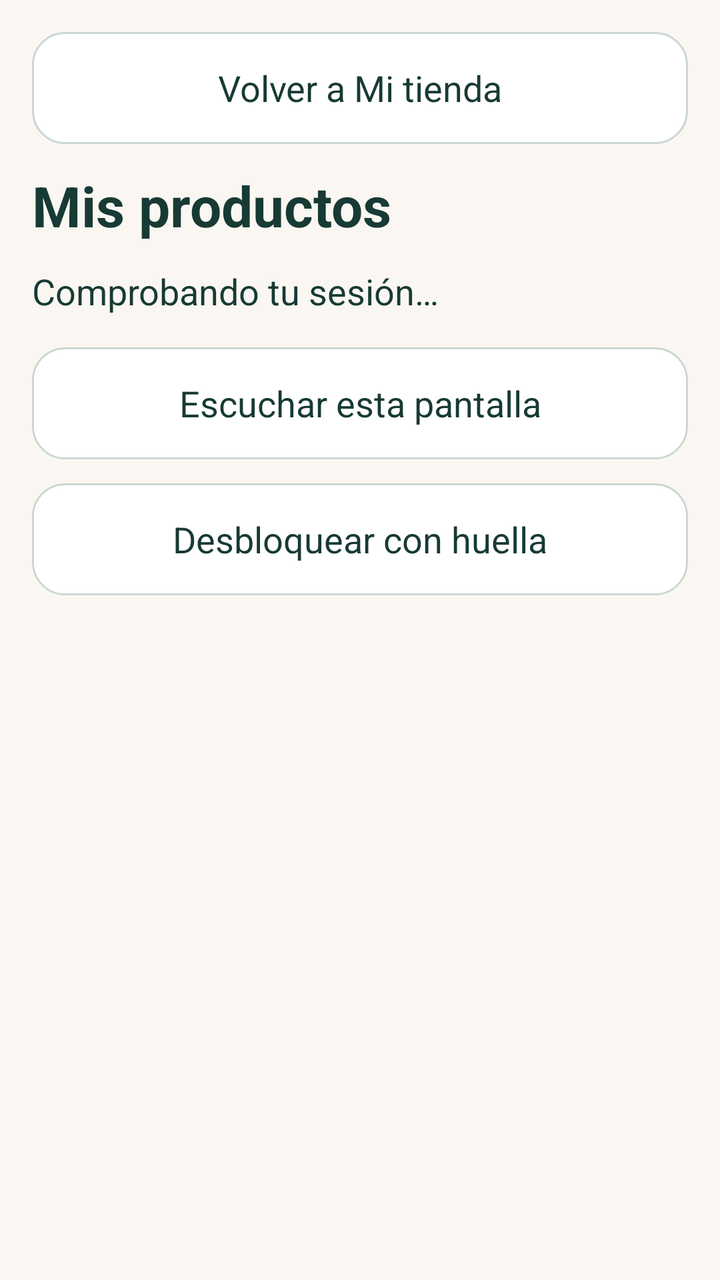
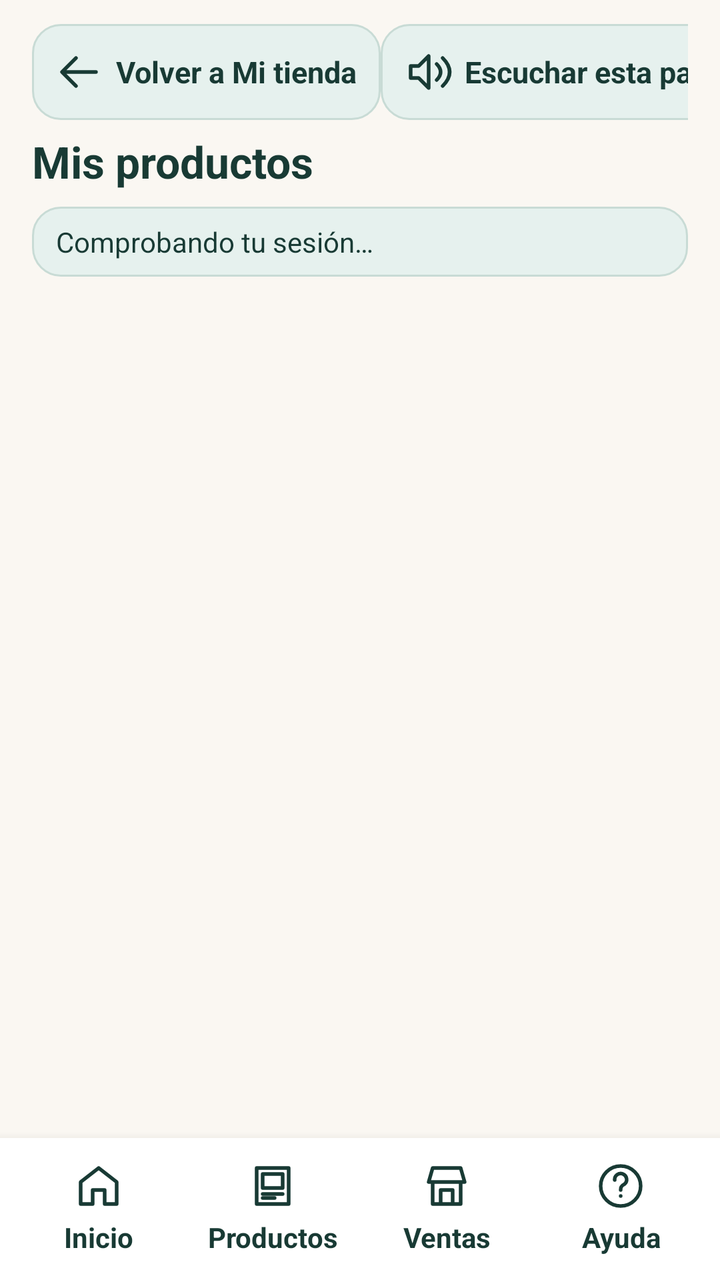

The first picture is an Android layout as it rendered before a commit; the second is the same layout after the commit. The layout source and the unified diff follow.
<!-- AndroidManifest.xml: application theme Theme.ConectaSur -->
<!-- res/layout/activity_owner.xml -->
<?xml version="1.0" encoding="utf-8"?>
<LinearLayout xmlns:android="http://schemas.android.com/apk/res/android" android:id="@+id/owner_root" android:layout_width="match_parent" android:layout_height="match_parent" android:orientation="vertical" android:padding="16dp"><Button android:id="@+id/owner_back" style="@style/ConectaSur.Button" android:layout_width="match_parent" android:layout_height="wrap_content" android:text="@string/e5_activity_owner_1" /><TextView android:id="@+id/owner_title" style="@style/ConectaSur.Title" android:layout_width="match_parent" android:layout_height="wrap_content" android:text="@string/e5_activity_owner_2" /><TextView android:id="@+id/owner_status" style="@style/ConectaSur.Body" android:layout_width="match_parent" android:layout_height="wrap_content" android:text="@string/e5_activity_owner_3" /><ProgressBar android:id="@+id/owner_progress" android:layout_width="48dp" android:layout_height="48dp" android:visibility="gone"/><Button android:id="@+id/owner_read" style="@style/ConectaSur.Button" android:layout_width="match_parent" android:layout_height="wrap_content" android:text="@string/e5_activity_owner_4" /><Button android:id="@+id/owner_unlock" style="@style/ConectaSur.Button" android:layout_width="match_parent" android:layout_height="wrap_content" android:text="@string/e5_activity_owner_5" /><FrameLayout android:id="@+id/owner_container" android:layout_width="match_parent" android:layout_height="0dp" android:layout_weight="1" /></LinearLayout>
<!-- resources referenced by this layout -->
<resources>
  <style name="ConectaSur.Body" parent="android:Widget.TextView">
          <item name="android:textSize">18sp</item>
          <item name="android:textColor">?attr/appInk</item>
          <item name="android:layout_marginBottom">16dp</item>
      </style>
  <style name="ConectaSur.Button" parent="android:Widget.Button">
          <item name="android:background">@drawable/button_outline</item>
          <item name="android:textColor">?attr/appInk</item>
          <item name="android:textSize">18sp</item>
          <item name="android:textAllCaps">false</item>
          <item name="android:minHeight">56dp</item>
          <item name="android:paddingStart">16dp</item>
          <item name="android:paddingEnd">16dp</item>
          <item name="android:paddingTop">12dp</item>
          <item name="android:paddingBottom">12dp</item>
          <item name="android:layout_marginBottom">12dp</item>
          <item name="android:drawablePadding">12dp</item>
          <item name="android:stateListAnimator">@null</item>
      </style>
  <style name="ConectaSur.Title" parent="android:Widget.TextView">
          <item name="android:textSize">28sp</item>
          <item name="android:textStyle">bold</item>
          <item name="android:textColor">?attr/appInk</item>
          <item name="android:layout_marginBottom">12dp</item>
      </style>
  <style name="Theme.ConectaSur" parent="android:style/Theme.Material.Light.NoActionBar">
          <item name="android:fontFamily">sans-serif</item>
          <item name="android:windowLightStatusBar">true</item>
          <item name="android:colorAccent">@color/conectasur_forest</item>
          <item name="android:windowBackground">@color/conectasur_cream</item>
          <item name="android:colorBackground">@color/conectasur_cream</item>
          <item name="android:textColorPrimary">@color/conectasur_ink</item>
          <item name="android:textColorSecondary">#4D655F</item>
          <item name="appInk">@color/conectasur_ink</item>
          <item name="appMuted">#4D655F</item>
          <item name="appSurface">#FFFFFF</item>
          <item name="appPrimary">@color/conectasur_forest</item>
          <item name="appBorder">#CAD8D1</item>
      </style>
  <!-- drawable button_outline (drawable) -->
  <?xml version='1.0' encoding='utf-8'?>
  <selector xmlns:android="http://schemas.android.com/apk/res/android">
      <item android:state_pressed="true">
          <shape>
              <solid android:color="#DCEDE6" />
              <corners android:radius="16dp" />
              <stroke android:width="3dp" android:color="?attr/appInk" />
          </shape>
      </item>
      <item android:state_focused="true">
          <shape>
              <solid android:color="?attr/appSurface" />
              <corners android:radius="16dp" />
              <stroke android:width="3dp" android:color="#A85D17" />
          </shape>
      </item>
      <item android:state_selected="true">
          <shape>
              <solid android:color="?attr/appSurface" />
              <corners android:radius="16dp" />
              <stroke android:width="3dp" android:color="?attr/appPrimary" />
          </shape>
      </item>
      <item>
          <shape>
              <solid android:color="?attr/appSurface" />
              <corners android:radius="16dp" />
              <stroke android:width="1dp" android:color="?attr/appBorder" />
          </shape>
      </item>
  </selector>
  <!-- unchanged entries left out for length: 8 -->
</resources>

<!-- the commit's change to res/layout/activity_owner.xml (unified diff, before → after) -->
@@ -1,2 +1,150 @@
 <?xml version="1.0" encoding="utf-8"?>
-<LinearLayout xmlns:android="http://schemas.android.com/apk/res/android" android:id="@+id/owner_root" android:layout_width="match_parent" android:layout_height="match_parent" android:orientation="vertical" android:padding="16dp"><Button android:id="@+id/owner_back" style="@style/ConectaSur.Button" android:layout_width="match_parent" android:layout_height="wrap_content" android:text="@string/e5_activity_owner_1" /><TextView android:id="@+id/owner_title" style="@style/ConectaSur.Title" android:layout_width="match_parent" android:layout_height="wrap_content" android:text="@string/e5_activity_owner_2" /><TextView android:id="@+id/owner_status" style="@style/ConectaSur.Body" android:layout_width="match_parent" android:layout_height="wrap_content" android:text="@string/e5_activity_owner_3" /><ProgressBar android:id="@+id/owner_progress" android:layout_width="48dp" android:layout_height="48dp" android:visibility="gone"/><Button android:id="@+id/owner_read" style="@style/ConectaSur.Button" android:layout_width="match_parent" android:layout_height="wrap_content" android:text="@string/e5_activity_owner_4" /><Button android:id="@+id/owner_unlock" style="@style/ConectaSur.Button" android:layout_width="match_parent" android:layout_height="wrap_content" android:text="@string/e5_activity_owner_5" /><FrameLayout android:id="@+id/owner_container" android:layout_width="match_parent" android:layout_height="0dp" android:layout_weight="1" /></LinearLayout>
+<LinearLayout xmlns:android="http://schemas.android.com/apk/res/android"
+    android:id="@+id/owner_root"
+    android:layout_width="match_parent"
+    android:layout_height="match_parent"
+    android:background="?attr/appBackground"
+    android:orientation="vertical">
+
+    <LinearLayout
+        android:layout_width="match_parent"
+        android:layout_height="wrap_content"
+        android:orientation="vertical"
+        android:paddingHorizontal="16dp"
+        android:paddingTop="12dp">
+
+        <LinearLayout
+            android:layout_width="match_parent"
+            android:layout_height="wrap_content"
+            android:layout_marginBottom="6dp"
+            android:gravity="center_vertical"
+            android:orientation="horizontal">
+
+            <Button
+                android:id="@+id/owner_back"
+                style="@style/ConectaSur.Button.Compact"
+                android:layout_width="wrap_content"
+                android:layout_height="wrap_content"
+                android:drawableStart="@drawable/ic_back"
+                android:text="@string/e5_activity_owner_1" />
+
+            <Space
+                android:layout_width="0dp"
+                android:layout_height="wrap_content"
+                android:layout_weight="1" />
+
+            <Button
+                android:id="@+id/owner_read"
+                style="@style/ConectaSur.Button.Compact"
+                android:layout_width="wrap_content"
+                android:layout_height="wrap_content"
+                android:drawableStart="@drawable/ic_speaker"
+                android:text="@string/e5_activity_owner_4" />
+        </LinearLayout>
+
+        <TextView
+            android:id="@+id/owner_title"
+            style="@style/ConectaSur.Title"
+            android:layout_width="match_parent"
+            android:layout_height="wrap_content"
+            android:layout_marginBottom="8dp"
+            android:text="@string/e5_activity_owner_2"
+            android:textSize="22sp" />
+    </LinearLayout>
+
+    <LinearLayout
+        android:layout_width="match_parent"
+        android:layout_height="wrap_content"
+        android:layout_marginHorizontal="16dp"
+        android:layout_marginBottom="10dp"
+        android:background="@drawable/status_banner_bg"
+        android:gravity="center_vertical"
+        android:orientation="horizontal"
+        android:paddingStart="12dp"
+        android:paddingEnd="12dp"
+        android:paddingTop="8dp"
+        android:paddingBottom="8dp">
+
+        <ProgressBar
+            android:id="@+id/owner_progress"
+            android:layout_width="24dp"
+            android:layout_height="24dp"
+            android:layout_marginEnd="10dp"
+            android:visibility="gone" />
+
+        <TextView
+            android:id="@+id/owner_status"
+            style="@style/ConectaSur.Label"
+            android:layout_width="0dp"
+            android:layout_height="wrap_content"
+            android:layout_marginBottom="0dp"
+            android:layout_weight="1"
+            android:text="@string/e5_activity_owner_3"
+            android:textColor="?attr/appInk"
+            android:textSize="14sp" />
+    </LinearLayout>
+
+    <Button
+        android:id="@+id/owner_unlock"
+        style="@style/ConectaSur.Button.Primary"
+        android:layout_width="match_parent"
+        android:layout_height="wrap_content"
+        android:layout_marginHorizontal="16dp"
+        android:layout_marginBottom="10dp"
+        android:text="@string/e5_activity_owner_5"
+        android:visibility="gone" />
+
+    <FrameLayout
+        android:id="@+id/owner_container"
+        android:layout_width="match_parent"
+        android:layout_height="0dp"
+        android:layout_weight="1"
+        android:paddingHorizontal="12dp" />
+
+    <LinearLayout
+        android:id="@+id/owner_bottom_nav"
+        android:layout_width="match_parent"
+        android:layout_height="wrap_content"
+        android:background="?attr/appSurface"
+        android:elevation="8dp"
+        android:orientation="horizontal"
+        android:paddingHorizontal="6dp"
+        android:paddingVertical="6dp">
+
+        <Button
+            android:id="@+id/owner_nav_home"
+            style="@style/ConectaSur.NavButton"
+            android:layout_width="0dp"
+            android:layout_height="wrap_content"
+            android:layout_weight="1"
+            android:drawableTop="@drawable/ic_home"
+            android:text="@string/home" />
+
+        <Button
+            android:id="@+id/owner_nav_products"
+            style="@style/ConectaSur.NavButton"
+            android:layout_width="0dp"
+            android:layout_height="wrap_content"
+            android:layout_weight="1"
+            android:drawableTop="@drawable/ic_products"
+            android:text="@string/products" />
+
+        <Button
+            android:id="@+id/owner_nav_sales"
+            style="@style/ConectaSur.NavButton"
+            android:layout_width="0dp"
+            android:layout_height="wrap_content"
+            android:layout_weight="1"
+            android:drawableTop="@drawable/ic_store"
+            android:text="Ventas" />
+
+        <Button
+            android:id="@+id/owner_nav_help"
+            style="@style/ConectaSur.NavButton"
+            android:layout_width="0dp"
+            android:layout_height="wrap_content"
+            android:layout_weight="1"
+            android:drawableTop="@drawable/ic_help"
+            android:text="@string/help" />
+    </LinearLayout>
+</LinearLayout>
<!-- resource entries referenced after the edit -->
@@ -1,76 +1,234 @@
 <!-- resources referenced by this layout -->
 <resources>
+  <!-- drawable ic_back (drawable) -->
+  <?xml version='1.0' encoding='utf-8'?>
+  <vector xmlns:android="http://schemas.android.com/apk/res/android" android:width="24dp" android:height="24dp" android:viewportWidth="24" android:viewportHeight="24">
+      <path android:pathData="M20,12H4 M10,5l-7,7 7,7" android:fillColor="#00000000" android:strokeColor="?attr/appInk" android:strokeWidth="1.8" android:strokeLineJoin="round" android:strokeLineCap="round" />
+  </vector>
+  <!-- drawable ic_help (drawable) -->
+  <?xml version='1.0' encoding='utf-8'?>
+  <vector xmlns:android="http://schemas.android.com/apk/res/android" android:width="24dp" android:height="24dp" android:viewportWidth="24" android:viewportHeight="24">
+      <path android:pathData="M12,2a10,10 0,1 0,0 20a10,10 0,0 0,0 -20 M9,9a3,3 0,1 1,5 2c-2,1 -2,2 -2,3 M12,17h0.01" android:fillColor="#00000000" android:strokeColor="?attr/appInk" android:strokeWidth="1.8" android:strokeLineJoin="round" android:strokeLineCap="round" />
+  </vector>
+  <!-- drawable ic_home (drawable) -->
+  <?xml version='1.0' encoding='utf-8'?>
+  <vector xmlns:android="http://schemas.android.com/apk/res/android" android:width="24dp" android:height="24dp" android:viewportWidth="24" android:viewportHeight="24">
+      <path android:pathData="M3,10L12,3l9,7v11h-6v-7H9v7H3Z" android:fillColor="#00000000" android:strokeColor="?attr/appInk" android:strokeWidth="1.8" android:strokeLineJoin="round" android:strokeLineCap="round" />
+  </vector>
+  <!-- drawable ic_products (drawable) -->
+  <?xml version='1.0' encoding='utf-8'?>
+  <vector xmlns:android="http://schemas.android.com/apk/res/android" android:width="24dp" android:height="24dp" android:viewportWidth="24" android:viewportHeight="24">
+      <path android:pathData="M4,3h16v18H4Z M7,6h10v7H7Z M7,16h10 M7,18h6" android:fillColor="#00000000" android:strokeColor="?attr/appInk" android:strokeWidth="1.8" android:strokeLineJoin="round" android:strokeLineCap="round" />
+  </vector>
+  <!-- drawable ic_speaker (drawable) -->
+  <?xml version='1.0' encoding='utf-8'?>
+  <vector xmlns:android="http://schemas.android.com/apk/res/android" android:width="24dp" android:height="24dp" android:viewportWidth="24" android:viewportHeight="24">
+      <path android:pathData="M3,9h4l5,-5v16l-5,-5H3Z M16,8q4,4 0,8 M19,5q7,7 0,14" android:fillColor="#00000000" android:strokeColor="?attr/appInk" android:strokeWidth="1.8" android:strokeLineJoin="round" android:strokeLineCap="round" />
+  </vector>
+  <!-- drawable ic_store (drawable) -->
+  <?xml version='1.0' encoding='utf-8'?>
+  <vector xmlns:android="http://schemas.android.com/apk/res/android" android:width="24dp" android:height="24dp" android:viewportWidth="24" android:viewportHeight="24">
+      <path android:pathData="M3,10h18l-2,-7H5Z M5,10v11h14V10 M9,21v-7h6v7" android:fillColor="#00000000" android:strokeColor="?attr/appInk" android:strokeWidth="1.8" android:strokeLineJoin="round" android:strokeLineCap="round" />
+  </vector>
+  <!-- drawable status_banner_bg (drawable) -->
+  <?xml version="1.0" encoding="utf-8"?>
+  <shape xmlns:android="http://schemas.android.com/apk/res/android">
+      <solid android:color="@color/conectasur_forest_soft" />
+      <stroke android:width="1dp" android:color="@color/conectasur_forest_border" />
+      <corners android:radius="14dp" />
+  </shape>
+  <string name="help">Ayuda</string>
+  <string name="home">Inicio</string>
+  <string name="products">Productos</string>
+  <style name="ConectaSur.Button.Compact" parent="ConectaSur.Button.Tonal">
+          <item name="android:textSize">15sp</item>
+          <item name="android:minHeight">48dp</item>
+          <item name="android:paddingStart">12dp</item>
+          <item name="android:paddingEnd">12dp</item>
+          <item name="android:paddingTop">6dp</item>
+          <item name="android:paddingBottom">6dp</item>
+          <item name="android:layout_marginBottom">0dp</item>
+          <item name="android:drawablePadding">6dp</item>
+      </style>
+  <style name="ConectaSur.Button.Primary" parent="ConectaSur.Button">
+          <item name="android:background">@drawable/button_primary</item>
+          <item name="android:textColor">#FFFFFF</item>
+      </style>
+  <style name="ConectaSur.Label" parent="ConectaSur.Body">
+          <item name="android:textSize">15sp</item>
+          <item name="android:textColor">?attr/appMuted</item>
+          <item name="android:layout_marginBottom">6dp</item>
+      </style>
+  <style name="ConectaSur.NavButton" parent="android:Widget.Button">
+          <item name="android:background">@drawable/nav_item_bg</item>
+          <item name="android:textColor">?attr/appInk</item>
+          <item name="android:textSize">14sp</item>
+          <item name="android:textStyle">bold</item>
+          <item name="android:textAllCaps">false</item>
+          <item name="android:minHeight">52dp</item>
+          <item name="android:paddingStart">6dp</item>
+          <item name="android:paddingEnd">6dp</item>
+          <item name="android:paddingTop">6dp</item>
+          <item name="android:paddingBottom">6dp</item>
+          <item name="android:drawablePadding">4dp</item>
+          <item name="android:stateListAnimator">@null</item>
+      </style>
   <style name="ConectaSur.Body" parent="android:Widget.TextView">
-          <item name="android:textSize">18sp</item>
-          <item name="android:textColor">?attr/appInk</item>
-          <item name="android:layout_marginBottom">16dp</item>
-      </style>
+          <item name="android:textSize">17sp</item>
+          <item name="android:textColor">?attr/appInk</item>
+          <item name="android:lineSpacingMultiplier">1.2</item>
+          <item name="android:layout_marginBottom">12dp</item>
+      </style>
+  <!-- drawable nav_item_bg (drawable) -->
+  <?xml version="1.0" encoding="utf-8"?>
+  <selector xmlns:android="http://schemas.android.com/apk/res/android">
+      <item android:state_pressed="true">
+          <shape>
+              <solid android:color="#D2E6E0" />
+              <corners android:radius="14dp" />
+          </shape>
+      </item>
+      <item android:state_selected="true">
+          <shape>
+              <solid android:color="@color/conectasur_forest_soft" />
+              <corners android:radius="14dp" />
+          </shape>
+      </item>
+      <item>
+          <shape>
+              <solid android:color="@android:color/transparent" />
+              <corners android:radius="14dp" />
+          </shape>
+      </item>
+  </selector>
+  <color name="conectasur_muted">#4D655F</color>
+  <color name="conectasur_surface">#FFFFFF</color>
+  <!-- drawable button_tonal (drawable) -->
+  <?xml version="1.0" encoding="utf-8"?>
+  <selector xmlns:android="http://schemas.android.com/apk/res/android">
+      <item android:state_pressed="true">
+          <shape>
+              <solid android:color="#CFE4DD" />
+              <corners android:radius="14dp" />
+              <stroke android:width="2dp" android:color="?attr/appPrimary" />
+          </shape>
+      </item>
+      <item android:state_focused="true">
+          <shape>
+              <solid android:color="@color/conectasur_forest_soft" />
+              <corners android:radius="14dp" />
+              <stroke android:width="2dp" android:color="?attr/appPrimary" />
+          </shape>
+      </item>
+      <item>
+          <shape>
+              <solid android:color="@color/conectasur_forest_soft" />
+              <corners android:radius="14dp" />
+              <stroke android:width="1dp" android:color="@color/conectasur_forest_border" />
+          </shape>
+      </item>
+  </selector>
   <style name="ConectaSur.Button" parent="android:Widget.Button">
           <item name="android:background">@drawable/button_outline</item>
           <item name="android:textColor">?attr/appInk</item>
-          <item name="android:textSize">18sp</item>
+          <item name="android:textSize">17sp</item>
+          <item name="android:textStyle">bold</item>
           <item name="android:textAllCaps">false</item>
-          <item name="android:minHeight">56dp</item>
+          <item name="android:minHeight">52dp</item>
           <item name="android:paddingStart">16dp</item>
           <item name="android:paddingEnd">16dp</item>
-          <item name="android:paddingTop">12dp</item>
-          <item name="android:paddingBottom">12dp</item>
-          <item name="android:layout_marginBottom">12dp</item>
-          <item name="android:drawablePadding">12dp</item>
+          <item name="android:paddingTop">10dp</item>
+          <item name="android:paddingBottom">10dp</item>
+          <item name="android:layout_marginBottom">10dp</item>
+          <item name="android:drawablePadding">10dp</item>
           <item name="android:stateListAnimator">@null</item>
       </style>
+  <!-- drawable button_primary (drawable) -->
+  <?xml version="1.0" encoding="utf-8"?>
+  <selector xmlns:android="http://schemas.android.com/apk/res/android">
+      <item android:state_pressed="true">
+          <shape>
+              <solid android:color="@color/conectasur_forest_dark" />
+              <corners android:radius="14dp" />
+              <stroke android:width="2dp" android:color="?attr/appInk" />
+          </shape>
+      </item>
+      <item android:state_focused="true">
+          <shape>
+              <solid android:color="?attr/appPrimary" />
+              <corners android:radius="14dp" />
+              <stroke android:width="2dp" android:color="#FFFFFF" />
+          </shape>
+      </item>
+      <item>
+          <shape>
+              <solid android:color="?attr/appPrimary" />
+              <corners android:radius="14dp" />
+          </shape>
+      </item>
+  </selector>
   <style name="ConectaSur.Title" parent="android:Widget.TextView">
-          <item name="android:textSize">28sp</item>
+          <item name="android:textSize">25sp</item>
           <item name="android:textStyle">bold</item>
           <item name="android:textColor">?attr/appInk</item>
-          <item name="android:layout_marginBottom">12dp</item>
+          <item name="android:lineSpacingMultiplier">1.12</item>
+          <item name="android:layout_marginBottom">8dp</item>
       </style>
   <style name="Theme.ConectaSur" parent="android:style/Theme.Material.Light.NoActionBar">
           <item name="android:fontFamily">sans-serif</item>
           <item name="android:windowLightStatusBar">true</item>
+          <item name="android:statusBarColor">@color/conectasur_cream</item>
           <item name="android:colorAccent">@color/conectasur_forest</item>
           <item name="android:windowBackground">@color/conectasur_cream</item>
           <item name="android:colorBackground">@color/conectasur_cream</item>
           <item name="android:textColorPrimary">@color/conectasur_ink</item>
-          <item name="android:textColorSecondary">#4D655F</item>
+          <item name="android:textColorSecondary">@color/conectasur_muted</item>
           <item name="appInk">@color/conectasur_ink</item>
-          <item name="appMuted">#4D655F</item>
-          <item name="appSurface">#FFFFFF</item>
+          <item name="appMuted">@color/conectasur_muted</item>
+          <item name="appSurface">@color/conectasur_surface</item>
           <item name="appPrimary">@color/conectasur_forest</item>
-          <item name="appBorder">#CAD8D1</item>
+          <item name="appBorder">@color/conectasur_forest_border</item>
+          <item name="appBackground">@color/conectasur_cream</item>
+      </style>
+  <color name="conectasur_forest_soft">#E6F1EE</color>
+  <color name="conectasur_forest_border">#C8DBD5</color>
+  <style name="ConectaSur.Button.Tonal" parent="ConectaSur.Button">
+          <item name="android:background">@drawable/button_tonal</item>
+          <item name="android:textColor">?attr/appInk</item>
       </style>
   <!-- drawable button_outline (drawable) -->
-  <?xml version='1.0' encoding='utf-8'?>
-  <selector xmlns:android="http://schemas.android.com/apk/res/android">
-      <item android:state_pressed="true">
-          <shape>
-              <solid android:color="#DCEDE6" />
-              <corners android:radius="16dp" />
-              <stroke android:width="3dp" android:color="?attr/appInk" />
+  <?xml version="1.0" encoding="utf-8"?>
+  <selector xmlns:android="http://schemas.android.com/apk/res/android">
+      <item android:state_pressed="true">
+          <shape>
+              <solid android:color="#DCECE6" />
+              <corners android:radius="14dp" />
+              <stroke android:width="2dp" android:color="?attr/appInk" />
           </shape>
       </item>
       <item android:state_focused="true">
           <shape>
               <solid android:color="?attr/appSurface" />
-              <corners android:radius="16dp" />
-              <stroke android:width="3dp" android:color="#A85D17" />
+              <corners android:radius="14dp" />
+              <stroke android:width="2dp" android:color="?attr/appPrimary" />
           </shape>
       </item>
       <item android:state_selected="true">
           <shape>
+              <solid android:color="@color/conectasur_forest_soft" />
+              <corners android:radius="14dp" />
+              <stroke android:width="2dp" android:color="?attr/appPrimary" />
+          </shape>
+      </item>
+      <item>
+          <shape>
               <solid android:color="?attr/appSurface" />
-              <corners android:radius="16dp" />
-              <stroke android:width="3dp" android:color="?attr/appPrimary" />
-          </shape>
-      </item>
-      <item>
-          <shape>
-              <solid android:color="?attr/appSurface" />
-              <corners android:radius="16dp" />
-              <stroke android:width="1dp" android:color="?attr/appBorder" />
-          </shape>
-      </item>
-  </selector>
+              <corners android:radius="14dp" />
+              <stroke android:width="1.5dp" android:color="?attr/appBorder" />
+          </shape>
+      </item>
+  </selector>
+  <color name="conectasur_forest_dark">#125950</color>
   <!-- unchanged entries left out for length: 8 -->
 </resources>
 
